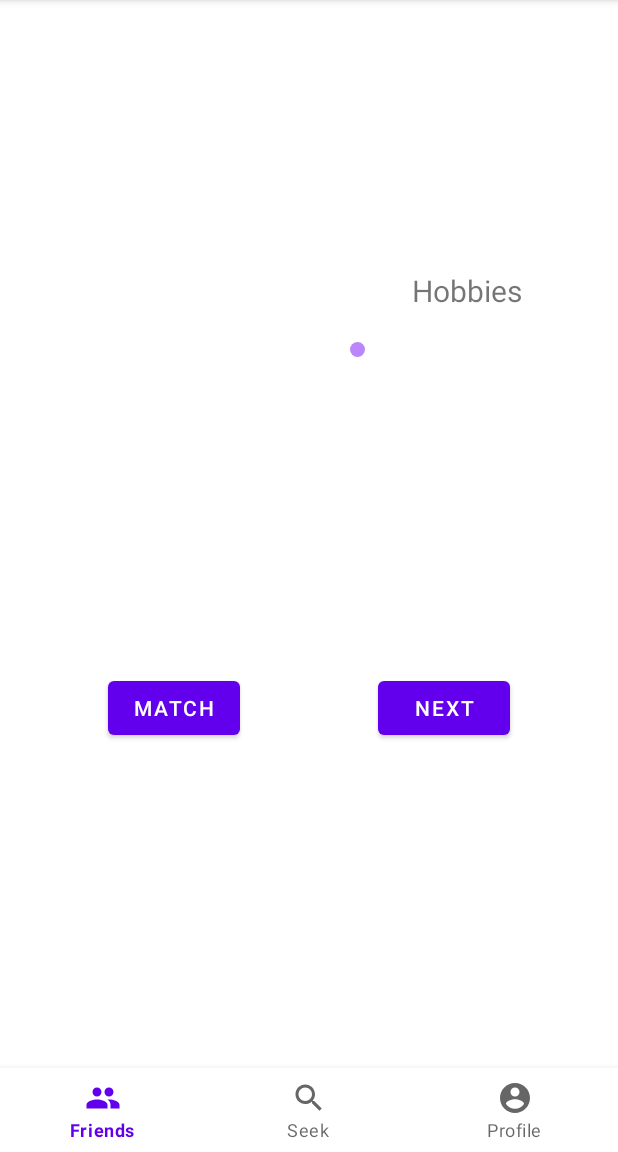
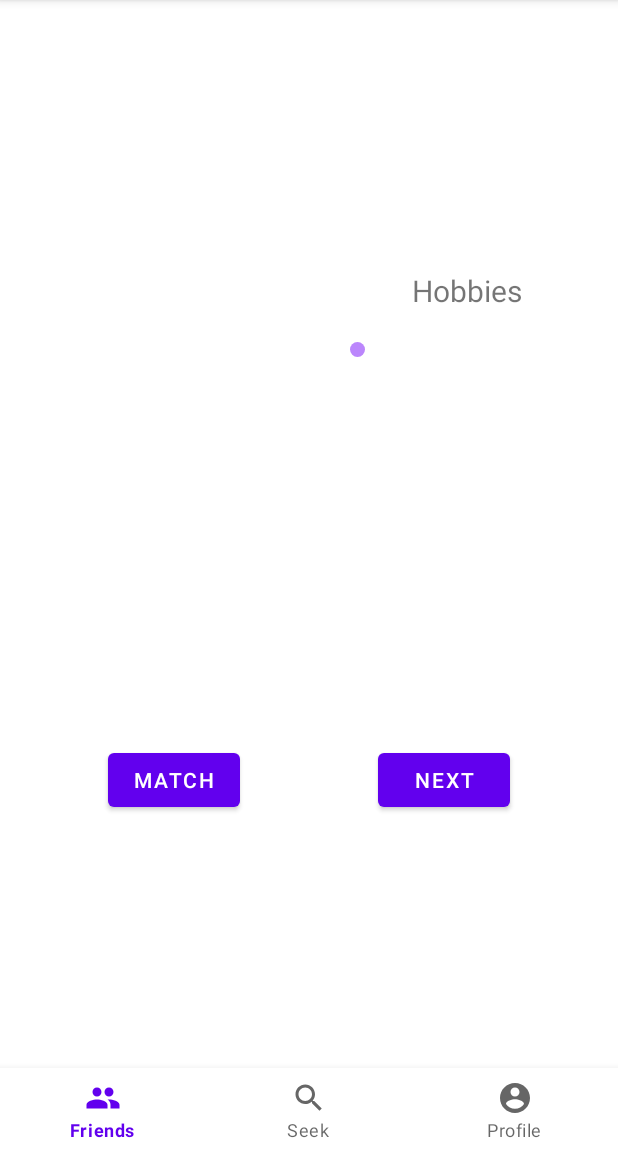
Before and after one commit to NemoIng/ElderlyMeeting, an Android app: the fragment MatchFragment placed in its activity, on a phone screen of 412 x 824 dp, the part 84-1236 px from its top. Run offline under Robolectric (Android 15) with nearby library versions, the phone set to English and light mode, and no system bars; our stand-ins replace Firebase (no records; nobody signed in at launch, a user with empty details on screens opened directly); pictures from the network do not load.

Commit message:
mooie buttons

```diff
--- a/app/src/main/res/layout/fragment_match.xml
+++ b/app/src/main/res/layout/fragment_match.xml
@@ -166,43 +166,37 @@
         app:layout_constraintTop_toBottomOf="@+id/circle5" />
 
     <Button
-        android:id="@+id/matchBtn"
+        android:id="@+id/chatBtn"
         android:layout_width="wrap_content"
         android:layout_height="wrap_content"
         android:layout_marginTop="400dp"
-        android:layout_marginEnd="20dp"
-        android:text="Match"
-        app:layout_constraintEnd_toStartOf="@+id/nextBtn"
+        android:layout_marginStart="50dp"
+        android:text="Chat"
+        android:visibility="invisible"
+        app:layout_constraintEnd_toStartOf="@+id/nextBtn2"
         app:layout_constraintHorizontal_bias="0.5"
         app:layout_constraintStart_toStartOf="parent"
         app:layout_constraintTop_toTopOf="@+id/profilePicture" />
 
-    <TextView
-        android:id="@+id/hobby6"
-        android:layout_width="123dp"
-        android:layout_height="24dp"
-        android:layout_marginTop="4dp"
-        android:layout_marginEnd="36dp"
-        android:textSize="16dp"
-        app:layout_constraintEnd_toEndOf="parent"
-        app:layout_constraintTop_toBottomOf="@+id/hobby5" />
-
     <Button
-        android:id="@+id/nextBtn"
+        android:id="@+id/nextBtn2"
         android:layout_width="wrap_content"
         android:layout_height="wrap_content"
+        android:layout_marginStart="72dp"
         android:layout_marginTop="400dp"
+        android:layout_marginEnd="50dp"
         android:text="Next"
+        android:visibility="invisible"
         app:layout_constraintEnd_toEndOf="parent"
         app:layout_constraintHorizontal_bias="0.5"
-        app:layout_constraintStart_toEndOf="@+id/matchBtn"
+        app:layout_constraintStart_toEndOf="@+id/chatBtn"
         app:layout_constraintTop_toTopOf="@+id/fullName" />
 
     <TextView
         android:id="@+id/noMatches"
         android:layout_width="wrap_content"
         android:layout_height="wrap_content"
-        android:layout_marginTop="38dp"
+        android:layout_marginTop="8dp"
         android:gravity="center"
         android:text="No more matches \n Try again later!"
         android:textColor="@color/tw__composer_red"
@@ -213,5 +207,35 @@
         app:layout_constraintStart_toStartOf="parent"
         app:layout_constraintTop_toBottomOf="@+id/matchBtn" />
 
+    <Button
+        android:id="@+id/matchBtn"
+        android:layout_width="wrap_content"
+        android:layout_height="wrap_content"
+        android:layout_marginStart="72dp"
+        android:layout_marginTop="448dp"
+        android:text="Match"
+        app:layout_constraintStart_toStartOf="parent"
+        app:layout_constraintTop_toTopOf="@+id/profilePicture" />
+
+    <Button
+        android:id="@+id/nextBtn"
+        android:layout_width="wrap_content"
+        android:layout_height="wrap_content"
+        android:layout_marginTop="448dp"
+        android:layout_marginEnd="72dp"
+        android:text="Next"
+        app:layout_constraintEnd_toEndOf="parent"
+        app:layout_constraintTop_toTopOf="@+id/fullName" />
+
+    <TextView
+        android:id="@+id/hobby6"
+        android:layout_width="123dp"
+        android:layout_height="24dp"
+        android:layout_marginTop="8dp"
+        android:layout_marginEnd="40dp"
+        android:textSize="16dp"
+        app:layout_constraintEnd_toEndOf="parent"
+        app:layout_constraintTop_toBottomOf="@+id/hobby5" />
+
 
 </androidx.constraintlayout.widget.ConstraintLayout>
```
Also changed, not shown: app/src/main/java/com/example/elderlymeeting/ui/seek/MatchFragment.java (+37 -12 lines).
